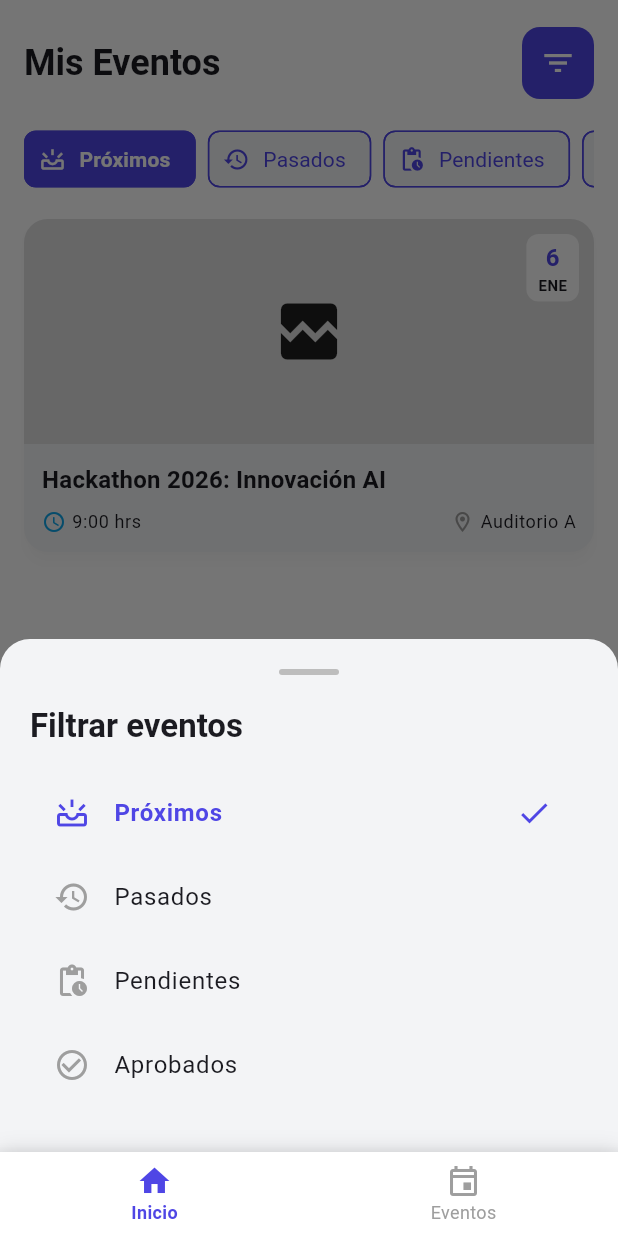
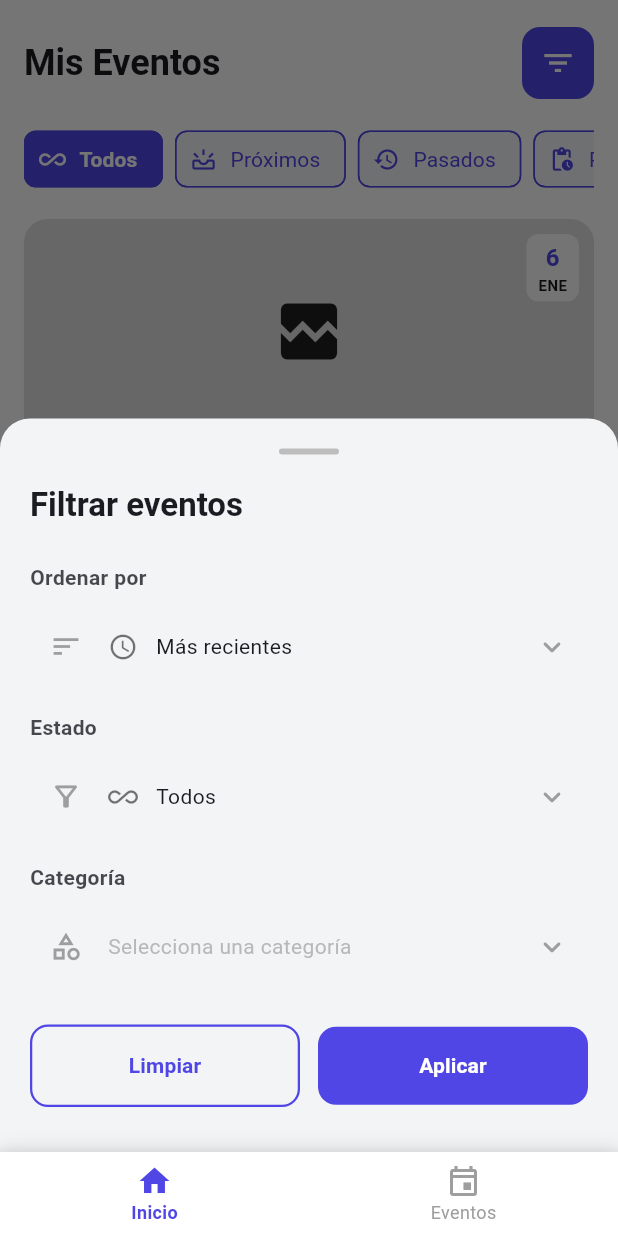
Before and after one commit to Satoxehclim/EscomEvents, a Flutter app: the MisEventosPage screen opened by its route, after a tap on the "filter list" icon, on a phone screen of 412 x 824 dp. Run offline on Flutter 3.47's test engine with Material 3 defaults, Android fonts, the phone set to English and light mode, and no system bars; our stand-ins replace flutter_dotenv, flutter_riverpod, go_router, supabase_flutter; accounts and stored records are empty; network calls fail.

Commit message:
actualizar modal de filtros en mis eventos (org)

```diff
--- a/lib/features/eventos/views/pages/mis_eventos_page.dart
+++ b/lib/features/eventos/views/pages/mis_eventos_page.dart
@@ -1,15 +1,26 @@
 import 'package:escomevents_app/core/utils/paleta.dart';
+import 'package:escomevents_app/core/view/widgets/custom_button.dart';
+import 'package:escomevents_app/core/view/widgets/custom_dropdown.dart';
 import 'package:escomevents_app/features/auth/view/pages/bienvenida_page.dart';
 import 'package:escomevents_app/features/eventos/models/evento_model.dart';
 import 'package:escomevents_app/features/eventos/views/widgets/evento_card.dart';
 import 'package:flutter/material.dart';
 
-// Tipos de filtro disponibles para "Mis Eventos".
-enum FiltroMisEventos {
+// Tipos de filtro de estado para "Mis Eventos".
+enum FiltroEstado {
+  todos,
   proximos,
   pasados,
   pendientes,
   aprobados,
+}
+
+// Tipos de ordenamiento para "Mis Eventos".
+enum OrdenarPor {
+  masRecientes,
+  masAntiguos,
+  masProximos,
+  masLejanos,
 }
 
 // Página para que los organizadores vean sus eventos.
@@ -30,94 +41,196 @@ class MisEventosPage extends StatefulWidget {
 }
 
 class _MisEventosPageState extends State<MisEventosPage> {
-  FiltroMisEventos _filtroActual = FiltroMisEventos.proximos;
+  // Estado de los filtros.
+  OrdenarPor _ordenarPor = OrdenarPor.masRecientes;
+  FiltroEstado _filtroEstado = FiltroEstado.todos;
+  String? _categoriaSeleccionada;
 
-  // Obtiene los filtros disponibles según el rol del usuario.
-  List<FiltroMisEventos> _obtenerFiltrosDisponibles() {
-    final filtrosBase = <FiltroMisEventos>[
-      FiltroMisEventos.proximos,
-      FiltroMisEventos.pasados,
+  // Items para el dropdown de ordenamiento.
+  List<DropdownItem<OrdenarPor>> _obtenerItemsOrdenamiento() {
+    return const [
+      DropdownItem(
+        valor: OrdenarPor.masRecientes,
+        etiqueta: 'Más recientes',
+        icono: Icons.schedule,
+      ),
+      DropdownItem(
+        valor: OrdenarPor.masAntiguos,
+        etiqueta: 'Más antiguos',
+        icono: Icons.history,
+      ),
+      DropdownItem(
+        valor: OrdenarPor.masProximos,
+        etiqueta: 'Más próximos',
+        icono: Icons.event_available,
+      ),
+      DropdownItem(
+        valor: OrdenarPor.masLejanos,
+        etiqueta: 'Más lejanos',
+        icono: Icons.event_note,
+      ),
+    ];
+  }
+
+  // Items para el dropdown de estado.
+  List<DropdownItem<FiltroEstado>> _obtenerItemsEstado() {
+    final itemsBase = <DropdownItem<FiltroEstado>>[
+      const DropdownItem(
+        valor: FiltroEstado.todos,
+        etiqueta: 'Todos',
+        icono: Icons.all_inclusive,
+      ),
+      const DropdownItem(
+        valor: FiltroEstado.proximos,
+        etiqueta: 'Próximos',
+        icono: Icons.upcoming_outlined,
+      ),
+      const DropdownItem(
+        valor: FiltroEstado.pasados,
+        etiqueta: 'Pasados',
+        icono: Icons.history,
+      ),
     ];
 
     // Pendientes y Aprobados solo para organizadores y administradores.
     if (widget.rol == RolUsuario.organizador ||
         widget.rol == RolUsuario.administrador) {
-      filtrosBase.addAll([
-        FiltroMisEventos.pendientes,
-        FiltroMisEventos.aprobados,
+      itemsBase.addAll(const [
+        DropdownItem(
+          valor: FiltroEstado.pendientes,
+          etiqueta: 'Pendientes',
+          icono: Icons.pending_actions,
+        ),
+        DropdownItem(
+          valor: FiltroEstado.aprobados,
+          etiqueta: 'Aprobados',
+          icono: Icons.check_circle_outline,
+        ),
       ]);
     }
 
-    return filtrosBase;
+    return itemsBase;
   }
 
-  // Obtiene el nombre legible del filtro.
-  String _obtenerNombreFiltro(FiltroMisEventos filtro) {
+  // TODO: Obtener categorías desde el repositorio.
+  List<DropdownItem<String>> _obtenerItemsCategorias() {
+    return const [
+      // Placeholder - conectar con el repositorio de categorías.
+    ];
+  }
+
+  // Obtiene el nombre legible del filtro de estado.
+  String _obtenerNombreFiltroEstado(FiltroEstado filtro) {
     switch (filtro) {
-      case FiltroMisEventos.proximos:
+      case FiltroEstado.todos:
+        return 'Todos';
+      case FiltroEstado.proximos:
         return 'Próximos';
-      case FiltroMisEventos.pasados:
+      case FiltroEstado.pasados:
         return 'Pasados';
-      case FiltroMisEventos.pendientes:
+      case FiltroEstado.pendientes:
         return 'Pendientes';
-      case FiltroMisEventos.aprobados:
+      case FiltroEstado.aprobados:
         return 'Aprobados';
     }
   }
 
-  // Obtiene el icono del filtro.
-  IconData _obtenerIconoFiltro(FiltroMisEventos filtro) {
+  // Obtiene el icono del filtro de estado.
+  IconData _obtenerIconoFiltroEstado(FiltroEstado filtro) {
     switch (filtro) {
-      case FiltroMisEventos.proximos:
+      case FiltroEstado.todos:
+        return Icons.all_inclusive;
+      case FiltroEstado.proximos:
         return Icons.upcoming_outlined;
-      case FiltroMisEventos.pasados:
+      case FiltroEstado.pasados:
         return Icons.history;
-      case FiltroMisEventos.pendientes:
+      case FiltroEstado.pendientes:
         return Icons.pending_actions;
-      case FiltroMisEventos.aprobados:
+      case FiltroEstado.aprobados:
         return Icons.check_circle_outline;
     }
   }
 
-  // Filtra los eventos según el filtro seleccionado.
-  List<EventModel> _filtrarEventos(List<EventModel> eventos) {
+  // Filtra y ordena los eventos.
+  List<EventModel> _filtrarYOrdenarEventos(List<EventModel> eventos) {
     final ahora = DateTime.now();
 
-    switch (_filtroActual) {
-      case FiltroMisEventos.proximos:
-        return eventos
-            .where((e) => e.fecha.isAfter(ahora) && e.validado)
-            .toList();
-      case FiltroMisEventos.pasados:
-        return eventos
+    // Filtrar por estado.
+    List<EventModel> eventosFiltrados;
+    switch (_filtroEstado) {
+      case FiltroEstado.todos:
+        eventosFiltrados = List.from(eventos);
+        break;
+      case FiltroEstado.proximos:
+        eventosFiltrados =
+            eventos.where((e) => e.fecha.isAfter(ahora) && e.validado).toList();
+        break;
+      case FiltroEstado.pasados:
+        eventosFiltrados = eventos
             .where((e) => e.fecha.isBefore(ahora) && e.validado)
             .toList();
-      case FiltroMisEventos.pendientes:
-        return eventos.where((e) => !e.validado).toList();
-      case FiltroMisEventos.aprobados:
-        return eventos.where((e) => e.validado).toList();
+        break;
+      case FiltroEstado.pendientes:
+        eventosFiltrados = eventos.where((e) => !e.validado).toList();
+        break;
+      case FiltroEstado.aprobados:
+        eventosFiltrados = eventos.where((e) => e.validado).toList();
+        break;
     }
+
+    // TODO: Filtrar por categoría cuando se implemente.
+
+    // Ordenar.
+    switch (_ordenarPor) {
+      case OrdenarPor.masRecientes:
+        eventosFiltrados.sort((a, b) => b.fechaCreacion.compareTo(a.fechaCreacion));
+        break;
+      case OrdenarPor.masAntiguos:
+        eventosFiltrados.sort((a, b) => a.fechaCreacion.compareTo(b.fechaCreacion));
+        break;
+      case OrdenarPor.masProximos:
+        eventosFiltrados.sort((a, b) => a.fecha.compareTo(b.fecha));
+        break;
+      case OrdenarPor.masLejanos:
+        eventosFiltrados.sort((a, b) => b.fecha.compareTo(a.fecha));
+        break;
+    }
+
+    return eventosFiltrados;
   }
 
   // Muestra el modal de filtros.
   void _mostrarFiltros() {
     final theme = Theme.of(context);
     final isDark = theme.brightness == Brightness.dark;
-    final filtrosDisponibles = _obtenerFiltrosDisponibles();
+
+    // Variables temporales para el modal.
+    OrdenarPor ordenarPorTemp = _ordenarPor;
+    FiltroEstado filtroEstadoTemp = _filtroEstado;
+    String? categoriaTemp = _categoriaSeleccionada;
 
     showModalBottomSheet(
       context: context,
+      isScrollControlled: true,
       backgroundColor: isDark ? AppColors.darkSurface : AppColors.lightSurface,
       shape: const RoundedRectangleBorder(
         borderRadius: BorderRadius.vertical(top: Radius.circular(20)),
       ),
       builder: (context) {
+        return StatefulBuilder(
+          builder: (context, setModalState) {
             return Padding(
-          padding: const EdgeInsets.all(20),
+              padding: EdgeInsets.only(
+                left: 20,
+                right: 20,
+                top: 20,
+                bottom: MediaQuery.of(context).viewInsets.bottom + 20,
+              ),
               child: Column(
                 mainAxisSize: MainAxisSize.min,
                 crossAxisAlignment: CrossAxisAlignment.start,
                 children: [
+                  // Indicador de arrastre.
                   Center(
                     child: Container(
                       width: 40,
@@ -129,53 +242,93 @@ class _MisEventosPageState extends State<MisEventosPage> {
                     ),
                   ),
                   const SizedBox(height: 20),
+
+                  // Título.
                   Text(
                     'Filtrar eventos',
                     style: theme.textTheme.titleLarge?.copyWith(
                       fontWeight: FontWeight.bold,
                     ),
                   ),
+                  const SizedBox(height: 24),
+
+                  // Dropdown de ordenamiento.
+                  CustomDropdown<OrdenarPor>(
+                    etiqueta: 'Ordenar por',
+                    textoHint: 'Selecciona un orden',
+                    iconoPrefijo: Icons.sort,
+                    valorSeleccionado: ordenarPorTemp,
+                    elementos: _obtenerItemsOrdenamiento(),
+                    onChanged: (valor) {
+                      setModalState(() => ordenarPorTemp = valor!);
+                    },
+                  ),
                   const SizedBox(height: 16),
-              ...filtrosDisponibles.map((filtro) {
-                final seleccionado = filtro == _filtroActual;
-                return ListTile(
-                  leading: Icon(
-                    _obtenerIconoFiltro(filtro),
-                    color: seleccionado
-                        ? (isDark
-                            ? AppColors.darkPrimary
-                            : AppColors.lightPrimary)
-                        : Colors.grey,
+
+                  // Dropdown de estado.
+                  CustomDropdown<FiltroEstado>(
+                    etiqueta: 'Estado',
+                    textoHint: 'Selecciona un estado',
+                    iconoPrefijo: Icons.filter_alt_outlined,
+                    valorSeleccionado: filtroEstadoTemp,
+                    elementos: _obtenerItemsEstado(),
+                    onChanged: (valor) {
+                      setModalState(() => filtroEstadoTemp = valor!);
+                    },
                   ),
-                  title: Text(
-                    _obtenerNombreFiltro(filtro),
-                    style: TextStyle(
-                      fontWeight:
-                          seleccionado ? FontWeight.bold : FontWeight.normal,
-                      color: seleccionado
-                          ? (isDark
-                              ? AppColors.darkPrimary
-                              : AppColors.lightPrimary)
-                          : null,
+                  const SizedBox(height: 16),
+
+                  // Dropdown de categoría.
+                  CustomDropdown<String>(
+                    etiqueta: 'Categoría',
+                    textoHint: 'Selecciona una categoría',
+                    iconoPrefijo: Icons.category_outlined,
+                    valorSeleccionado: categoriaTemp,
+                    elementos: _obtenerItemsCategorias(),
+                    onChanged: (valor) {
+                      setModalState(() => categoriaTemp = valor);
+                    },
+                  ),
+                  const SizedBox(height: 24),
+
+                  // Botones de acción.
+                  Row(
+                    children: [
+                      Expanded(
+                        child: CustomButton(
+                          texto: 'Limpiar',
+                          tipo: CustomButtonType.outlined,
+                          onPressed: () {
+                            setModalState(() {
+                              ordenarPorTemp = OrdenarPor.masRecientes;
+                              filtroEstadoTemp = FiltroEstado.todos;
+                              categoriaTemp = null;
+                            });
+                          },
                         ),
                       ),
-                  trailing: seleccionado
-                      ? Icon(
-                          Icons.check,
-                          color: isDark
-                              ? AppColors.darkPrimary
-                              : AppColors.lightPrimary,
-                        )
-                      : null,
-                  onTap: () {
-                    setState(() => _filtroActual = filtro);
+                      const SizedBox(width: 12),
+                      Expanded(
+                        child: CustomButton(
+                          texto: 'Aplicar',
+                          tipo: CustomButtonType.primary,
+                          onPressed: () {
+                            setState(() {
+                              _ordenarPor = ordenarPorTemp;
+                              _filtroEstado = filtroEstadoTemp;
+                              _categoriaSeleccionada = categoriaTemp;
+                            });
                             Navigator.pop(context);
                           },
-                );
-              }),
+                        ),
+                      ),
+                    ],
+                  ),
                   const SizedBox(height: 10),
                 ],
               ),
+            );
+          },
         );
       },
     );
@@ -321,7 +474,7 @@ class _MisEventosPageState extends State<MisEventosPage> {
       ),
     ];
 
-    final eventosFiltrados = _filtrarEventos(eventosMock);
+    final eventosFiltrados = _filtrarYOrdenarEventos(eventosMock);
 
     return Scaffold(
       body: SafeArea(
@@ -396,20 +549,22 @@ class _MisEventosPageState extends State<MisEventosPage> {
 
   // Construye los chips de filtro activo.
   Widget _construirChipsFiltro(ThemeData theme, bool isDark) {
+    final itemsEstado = _obtenerItemsEstado();
+
     return Padding(
       padding: const EdgeInsets.fromLTRB(16, 8, 16, 16),
       child: SingleChildScrollView(
         scrollDirection: Axis.horizontal,
         child: Row(
-          children: _obtenerFiltrosDisponibles().map((filtro) {
-            final seleccionado = filtro == _filtroActual;
+          children: itemsEstado.map((item) {
+            final seleccionado = item.valor == _filtroEstado;
             return Padding(
               padding: const EdgeInsets.only(right: 8),
               child: FilterChip(
                 selected: seleccionado,
-                label: Text(_obtenerNombreFiltro(filtro)),
+                label: Text(item.etiqueta),
                 avatar: Icon(
-                  _obtenerIconoFiltro(filtro),
+                  item.icono,
                   size: 18,
                   color: seleccionado
                       ? Colors.white
@@ -434,7 +589,7 @@ class _MisEventosPageState extends State<MisEventosPage> {
                       isDark ? AppColors.darkPrimary : AppColors.lightPrimary,
                 ),
                 onSelected: (selected) {
-                  setState(() => _filtroActual = filtro);
+                  setState(() => _filtroEstado = item.valor);
                 },
               ),
             );
@@ -457,7 +612,7 @@ class _MisEventosPageState extends State<MisEventosPage> {
           ),
           const SizedBox(height: 16),
           Text(
-            'No tienes eventos ${_obtenerNombreFiltro(_filtroActual).toLowerCase()}',
+            'No tienes eventos ${_obtenerNombreFiltroEstado(_filtroEstado).toLowerCase()}',
             style: theme.textTheme.titleMedium?.copyWith(
               color: Colors.grey,
             ),
```
Lines whose indentation alone changed are shown as unchanged.
